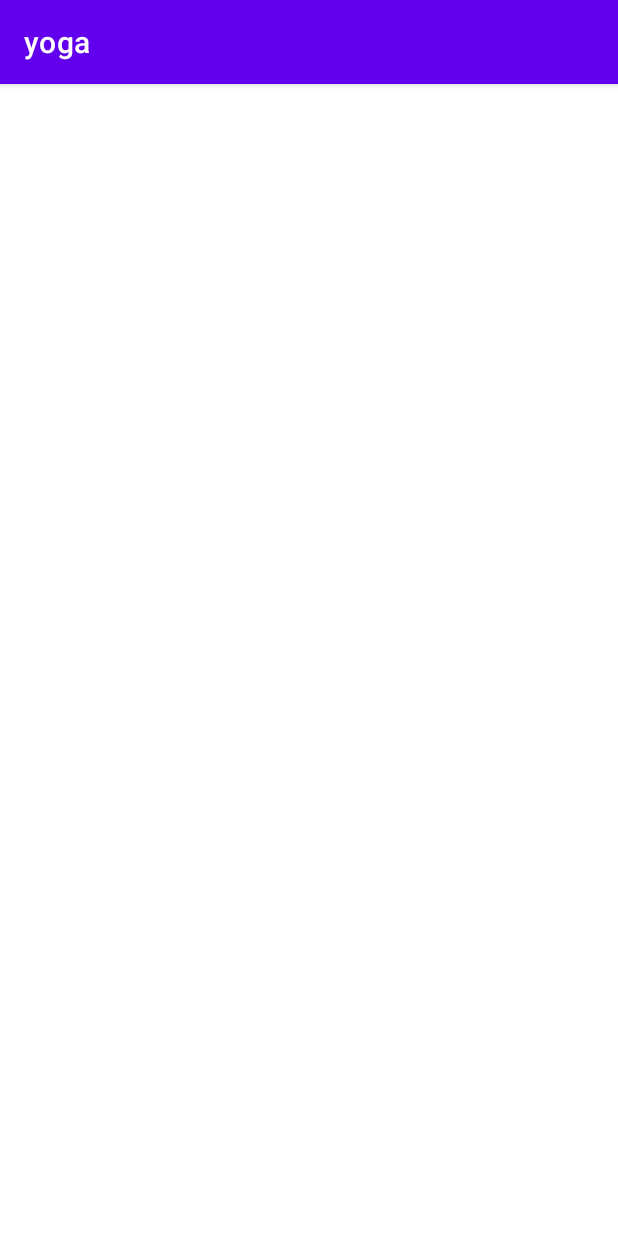
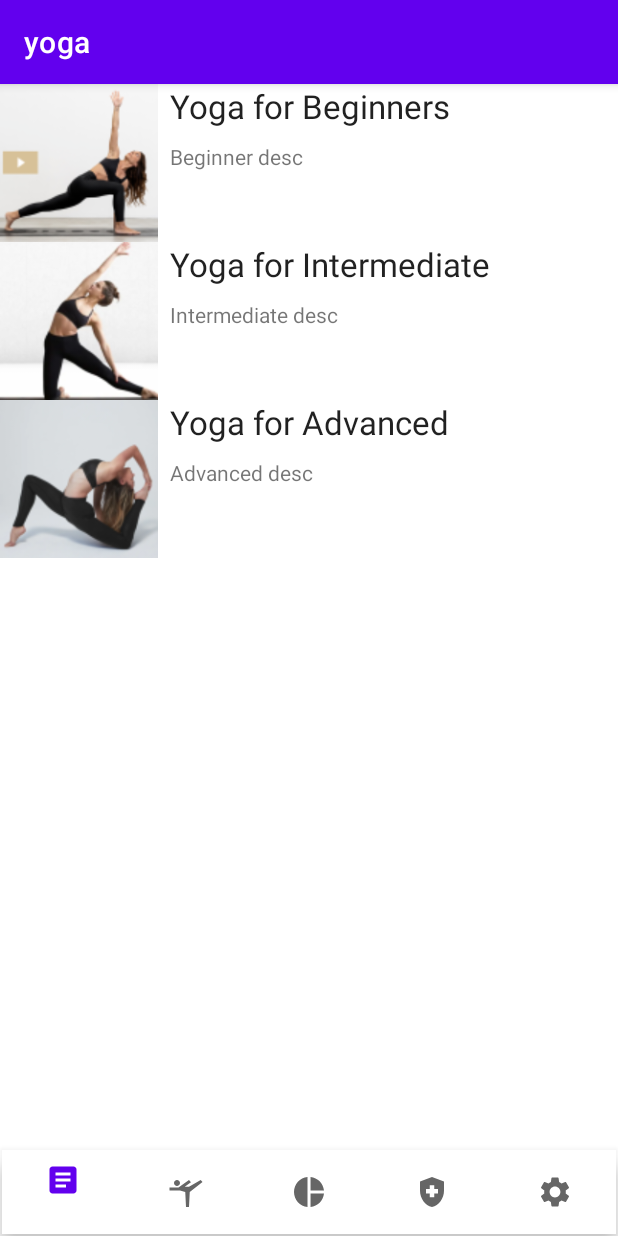
Before and after one commit to samreth-dev/yoga-android-project, an Android app: the screen it shows after launch (MainActivity), on a phone screen of 412 x 824 dp. Run offline under Robolectric (Android 15) with nearby library versions, the phone set to English and light mode, and no system bars.

Commit message:
YogaFragment

```diff
--- a/app/build.gradle
+++ b/app/build.gradle
@@ -1,6 +1,7 @@
 plugins {
     id 'com.android.application'
     id 'org.jetbrains.kotlin.android'
+    id 'kotlin-android-extensions'
 }
 
 android {
@@ -38,6 +39,8 @@ dependencies {
     implementation 'androidx.appcompat:appcompat:1.5.1'
     implementation 'com.google.android.material:material:1.6.1'
     implementation 'androidx.constraintlayout:constraintlayout:2.1.4'
+    implementation 'androidx.lifecycle:lifecycle-livedata-ktx:2.5.1'
+    implementation 'androidx.lifecycle:lifecycle-viewmodel-ktx:2.5.1'
     testImplementation 'junit:junit:4.13.2'
     androidTestImplementation 'androidx.test.ext:junit:1.1.3'
     androidTestImplementation 'androidx.test.espresso:espresso-core:3.4.0'
--- a/app/src/main/AndroidManifest.xml
+++ b/app/src/main/AndroidManifest.xml
@@ -1,7 +1,7 @@
 <?xml version="1.0" encoding="utf-8"?>
 <manifest xmlns:android="http://schemas.android.com/apk/res/android"
     xmlns:tools="http://schemas.android.com/tools">
-
+    <uses-permission android:name="android.permission.INTERNET" />
     <application
         android:allowBackup="true"
         android:dataExtractionRules="@xml/data_extraction_rules"
@@ -12,6 +12,13 @@
         android:supportsRtl="true"
         android:theme="@style/Theme.Yoga"
         tools:targetApi="31">
+        <activity
+            android:name=".YogaActivity"
+            android:exported="true">
+            <meta-data
+                android:name="android.app.lib_name"
+                android:value="" />
+        </activity>
         <activity
             android:name=".MainActivity"
             android:exported="true">
--- a/app/src/main/java/com/example/yoga/MainActivity.kt
+++ b/app/src/main/java/com/example/yoga/MainActivity.kt
@@ -1,11 +1,22 @@
 package com.example.yoga
 
+import android.content.Intent
 import androidx.appcompat.app.AppCompatActivity
 import android.os.Bundle
+import android.view.View
 
 class MainActivity : AppCompatActivity() {
     override fun onCreate(savedInstanceState: Bundle?) {
         super.onCreate(savedInstanceState)
         setContentView(R.layout.activity_main)
+        navBtnYoga()
     }
+
+    fun navBtnYoga() {
+        // set yoga fragment to frame view
+        val fragment = YogaFragment()
+        supportFragmentManager.beginTransaction().replace(R.id.frameLayout, fragment).commit()
+    }
+
+
 }
--- /dev/null
+++ b/app/src/main/java/com/example/yoga/MyAdapter.kt
@@ -0,0 +1,30 @@
+package com.example.yoga
+
+import android.view.LayoutInflater
+import android.view.View
+import android.view.ViewGroup
+import androidx.recyclerview.widget.RecyclerView
+import kotlinx.android.synthetic.main.yoga_type_list.view.*
+
+class MyAdapter(var ylist: ArrayList<Yoga>) : RecyclerView.Adapter<MyAdapter.MyViewHolder>() {
+    // Inflate the Layout to set in the RecyclerView and return the ViewHolder object
+    override fun onCreateViewHolder(parent: ViewGroup, viewType: Int): MyAdapter.MyViewHolder {
+        val view =
+            LayoutInflater.from(parent.context).inflate(R.layout.yoga_type_list, parent, false)
+        return MyViewHolder(view)
+    }
+
+    override fun onBindViewHolder(holder: MyViewHolder, position: Int) {
+        val yoga = ylist[position]
+        holder.itemView.imageView.setImageResource(yoga.image)
+        holder.itemView.yogaTitle.text = yoga.title
+        holder.itemView.yogaDetails.text = yoga.details
+    }
+
+
+    override fun getItemCount(): Int {
+        return ylist.size
+    }
+
+    inner class MyViewHolder(itemView: View) : RecyclerView.ViewHolder(itemView)
+}
--- /dev/null
+++ b/app/src/main/java/com/example/yoga/Videos.kt
@@ -0,0 +1,3 @@
+package com.example.yoga
+
+data class Videos(val name: String, val details: Int)
--- /dev/null
+++ b/app/src/main/java/com/example/yoga/Yoga.kt
@@ -0,0 +1,3 @@
+package com.example.yoga
+
+data class Yoga(val title: String, val details: String, val image: Int)
--- /dev/null
+++ b/app/src/main/java/com/example/yoga/YogaFragment.kt
@@ -0,0 +1,31 @@
+package com.example.yoga
+
+import android.os.Bundle
+import androidx.fragment.app.Fragment
+import android.view.LayoutInflater
+import android.view.View
+import android.view.ViewGroup
+import androidx.recyclerview.widget.LinearLayoutManager
+import kotlinx.android.synthetic.main.fragment_yoga.view.*
+
+class YogaFragment : Fragment() {
+    override fun onCreateView(
+        inflater: LayoutInflater, container: ViewGroup?,
+        savedInstanceState: Bundle?
+    ): View? {
+        val view = inflater.inflate(R.layout.fragment_yoga, container, false)
+        // Inflate the layout for this fragment
+        val yogas = ArrayList<Yoga>()
+        yogas.add(Yoga("Yoga for Beginners", "Beginner desc", R.drawable.beginner))
+        yogas.add(Yoga("Yoga for Intermediate", "Intermediate desc", R.drawable.intermediate))
+        yogas.add(Yoga("Yoga for Advanced", "Advanced desc", R.drawable.advanced))
+
+
+        view.recyclerView1.layoutManager = LinearLayoutManager(context)
+        val adapter = MyAdapter(yogas)
+        view.recyclerView1.adapter = adapter
+
+        return view
+    }
+
+}
--- a/app/src/main/res/layout/activity_main.xml
+++ b/app/src/main/res/layout/activity_main.xml
@@ -4,4 +4,28 @@
     xmlns:tools="http://schemas.android.com/tools"
     android:layout_width="match_parent"
     android:layout_height="match_parent"
-    tools:context=".MainActivity"/>
+    tools:context=".MainActivity">
+
+    <FrameLayout
+        android:id="@+id/frameLayout"
+        android:layout_width="0dp"
+        android:layout_height="0dp"
+        app:layout_constraintBottom_toTopOf="@+id/bottomNavigationView"
+        app:layout_constraintEnd_toEndOf="parent"
+        app:layout_constraintStart_toStartOf="parent"
+        app:layout_constraintTop_toTopOf="parent">
+
+    </FrameLayout>
+
+    <com.google.android.material.bottomnavigation.BottomNavigationView
+        android:id="@+id/bottomNavigationView"
+        android:layout_width="0dp"
+        android:layout_height="wrap_content"
+        android:layout_marginStart="1dp"
+        android:layout_marginEnd="1dp"
+        android:layout_marginBottom="1dp"
+        app:layout_constraintBottom_toBottomOf="parent"
+        app:layout_constraintEnd_toEndOf="parent"
+        app:layout_constraintStart_toStartOf="parent"
+        app:menu="@menu/bottom_nav_menu" />
+</androidx.constraintlayout.widget.ConstraintLayout>
--- a/app/src/main/res/layout/bottom_nav_bar.xml
+++ b/app/src/main/res/layout/bottom_nav_bar.xml
@@ -15,7 +15,9 @@
         android:layout_marginBottom="1dp"
         app:layout_constraintBottom_toBottomOf="parent"
         app:layout_constraintEnd_toEndOf="parent"
+        app:layout_constraintHorizontal_bias="1.0"
         app:layout_constraintStart_toStartOf="parent"
         app:layout_constraintTop_toTopOf="parent"
+        app:layout_constraintVertical_bias="1.0"
         app:menu="@menu/bottom_nav_menu" />
 </androidx.constraintlayout.widget.ConstraintLayout>
--- /dev/null
+++ b/app/src/main/res/layout/fragment_yoga.xml
@@ -0,0 +1,18 @@
+<?xml version="1.0" encoding="utf-8"?>
+<androidx.constraintlayout.widget.ConstraintLayout xmlns:android="http://schemas.android.com/apk/res/android"
+    xmlns:app="http://schemas.android.com/apk/res-auto"
+    xmlns:tools="http://schemas.android.com/tools"
+    android:layout_width="match_parent"
+    android:layout_height="match_parent"
+    tools:context=".YogaFragment">
+
+    <androidx.recyclerview.widget.RecyclerView
+        android:id="@+id/recyclerView1"
+        android:layout_width="0dp"
+        android:layout_height="0dp"
+        app:layout_constraintBottom_toBottomOf="parent"
+        app:layout_constraintEnd_toEndOf="parent"
+        app:layout_constraintStart_toStartOf="parent"
+        app:layout_constraintTop_toTopOf="parent"
+        tools:listitem="@layout/yoga_type_list" />
+</androidx.constraintlayout.widget.ConstraintLayout>
--- /dev/null
+++ b/app/src/main/res/layout/yoga_type_list.xml
@@ -0,0 +1,45 @@
+<?xml version="1.0" encoding="utf-8"?>
+<LinearLayout xmlns:android="http://schemas.android.com/apk/res/android"
+    xmlns:app="http://schemas.android.com/apk/res-auto"
+    xmlns:tools="http://schemas.android.com/tools"
+    android:layout_width="match_parent"
+    android:layout_height="wrap_content"
+    android:layout_weight="1"
+    android:orientation="horizontal">
+
+    <ImageView
+        android:id="@+id/imageView"
+        android:layout_width="wrap_content"
+        android:layout_height="wrap_content"
+        android:layout_weight="0.05"
+        android:adjustViewBounds="true"
+        android:cropToPadding="false"
+        android:scaleType="centerCrop"
+        tools:srcCompat="@drawable/beginner" />
+
+    <LinearLayout
+        android:id="@+id/LinearLayout2"
+        android:layout_width="match_parent"
+        android:layout_height="match_parent"
+        android:layout_weight="1"
+        android:orientation="vertical"
+        android:paddingLeft="8dp">
+
+        <TextView
+            android:id="@+id/yogaTitle"
+            android:layout_width="match_parent"
+            android:layout_height="wrap_content"
+            android:layout_weight=".2"
+            android:text="category"
+            android:textAppearance="@style/TextAppearance.AppCompat.Large" />
+
+        <TextView
+            android:id="@+id/yogaDetails"
+            android:layout_width="match_parent"
+            android:layout_height="wrap_content"
+            android:layout_gravity="center_vertical"
+            android:layout_weight="1"
+            android:text="catDetails" />
+    </LinearLayout>
+
+</LinearLayout>
--- a/app/src/main/res/values/strings.xml
+++ b/app/src/main/res/values/strings.xml
@@ -1,3 +1,5 @@
 <resources>
     <string name="app_name">yoga</string>
+    <!-- TODO: Remove or change this placeholder text -->
+    <string name="hello_blank_fragment">Hello blank fragment</string>
 </resources>
```
Also changed, not shown: app/src/main/res/drawable/advanced.PNG (added), app/src/main/res/drawable/beginner.PNG (added), app/src/main/res/drawable/intermediate.PNG (added), 4 other files.
